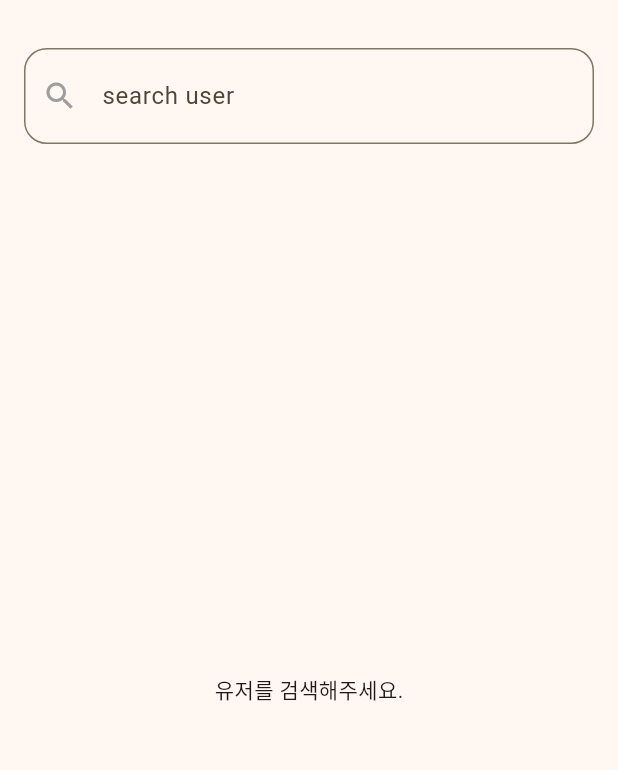
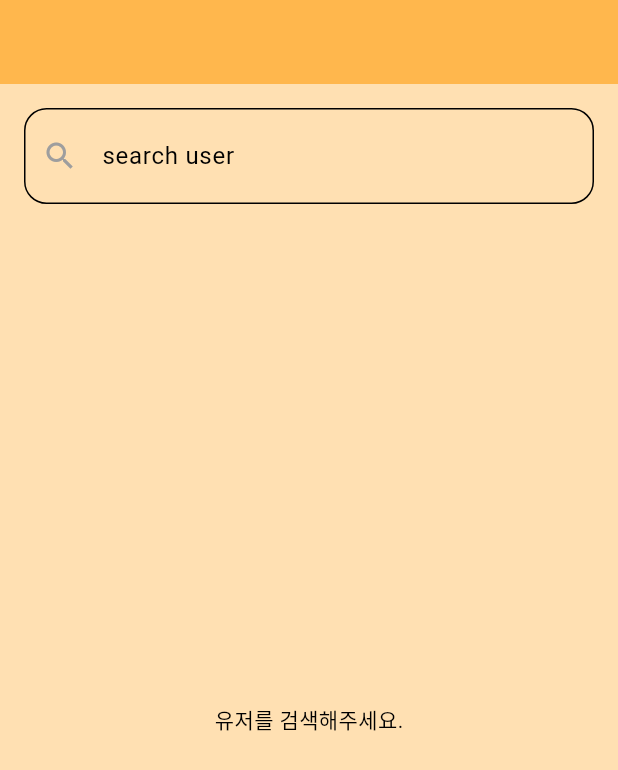
Before and after one commit to teddy-choe/GithubUserSearch, a Flutter app: the screen it shows after launch, on a phone screen of 412 x 824 dp. Shown: the top 770 px of the screen. Run offline on Flutter 3.47's test engine with Material 2 defaults, Android fonts, the phone set to English and light mode, and no system bars; our stand-ins replace freezed_annotation, logger.

Commit message:
refactor ui design

```diff
--- a/lib/main.dart
+++ b/lib/main.dart
@@ -23,9 +23,13 @@ class MyApp extends StatelessWidget {
         child: MaterialApp(
             title: 'Search Github',
             theme: ThemeData(
-              colorScheme: ColorScheme.fromSeed(seedColor: Colors.amber),
+              colorScheme: ColorScheme.fromSwatch(
+                primarySwatch: Colors.orange
+              ),
+              appBarTheme: AppBarTheme(backgroundColor: Colors.orange[300]),
+              scaffoldBackgroundColor: Colors.orange[100],
               useMaterial3: true,
-            ),
+            ).copyWith(),
             home: SearchPage()));
   }
 }
--- a/lib/page/search_list_item.dart
+++ b/lib/page/search_list_item.dart
@@ -21,7 +21,7 @@ class SearchListItem extends StatelessWidget {
       onTap: () {
         Navigator.of(context).push(MaterialPageRoute(
             builder: (context) =>
-                RepoPage(repoName: user.reposUrl)));
+                RepoPage(user: user)));
       },
     );
   }
--- a/lib/page/search_page.dart
+++ b/lib/page/search_page.dart
@@ -68,11 +68,11 @@ class _SearchPageState extends State<SearchPage> {
     isLoadingPage = state.isLoading;
 
     return Scaffold(
+      appBar: AppBar(),
       body: Padding(
         padding: const EdgeInsets.all(16),
         child: Column(
           children: [
-            const SizedBox(height: 16),
             _searchBar(),
             _isInitialLoading(state)
                 ? Expanded(
```
Also changed, not shown: lib/page/repo_page.dart (+39 -25 lines), 3 other files.
